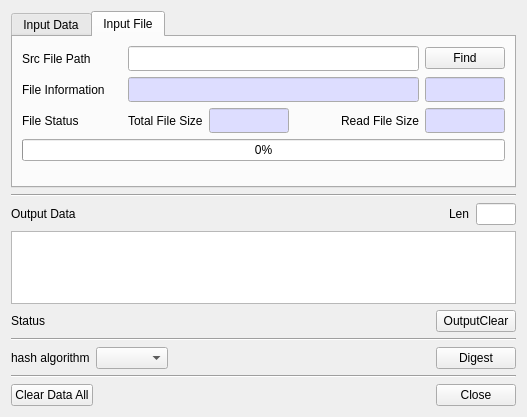
Before: the Qt Designer form BerEditor/gen_hash_dlg.ui in jykim74/BerEditor, drawn with Qt 5.
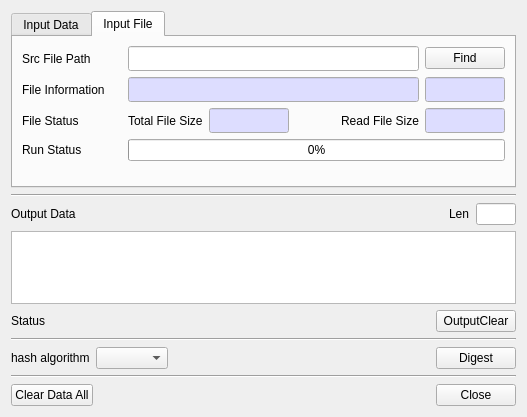
After: the same form once the commit is applied.

The edit to the form file:
```diff
--- a/BerEditor/gen_hash_dlg.ui
+++ b/BerEditor/gen_hash_dlg.ui
@@ -499,13 +499,32 @@
        </item>
        <item>
         <layout class="QGridLayout" name="gridLayout_11">
-         <item row="0" column="0">
+         <item row="0" column="1">
           <widget class="QProgressBar" name="mHashProgBar">
            <property name="value">
             <number>0</number>
            </property>
           </widget>
          </item>
+         <item row="0" column="0">
+          <widget class="QLabel" name="label_9">
+           <property name="minimumSize">
+            <size>
+             <width>100</width>
+             <height>0</height>
+            </size>
+           </property>
+           <property name="maximumSize">
+            <size>
+             <width>100</width>
+             <height>16777215</height>
+            </size>
+           </property>
+           <property name="text">
+            <string>Run Status</string>
+           </property>
+          </widget>
+         </item>
         </layout>
        </item>
        <item>
```
